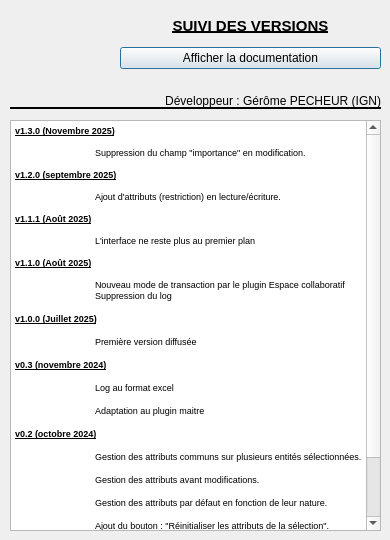
Above: aproposde.ui from IGNF/assistant-route-qgis-plugin before the change. Below: the same form after it.
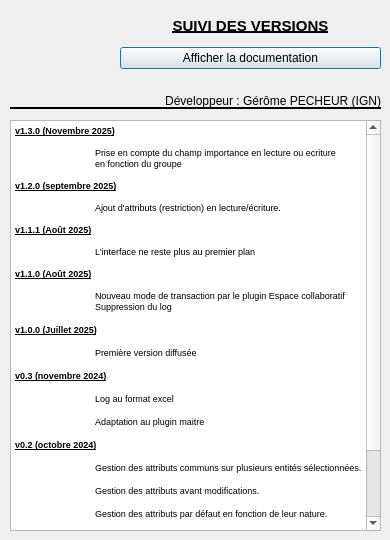
That is the form after the change. Icons and pictures are not drawn.

Commit message: Lecture des attributs éditables ou non (importance) (refs #14)

```diff
--- a/aproposde.ui
+++ b/aproposde.ui
@@ -99,10 +99,11 @@
     <string>&lt;!DOCTYPE HTML PUBLIC &quot;-//W3C//DTD HTML 4.0//EN&quot; &quot;http://www.w3.org/TR/REC-html40/strict.dtd&quot;&gt;
 &lt;html&gt;&lt;head&gt;&lt;meta name=&quot;qrichtext&quot; content=&quot;1&quot; /&gt;&lt;style type=&quot;text/css&quot;&gt;
 p, li { white-space: pre-wrap; }
-&lt;/style&gt;&lt;/head&gt;&lt;body style=&quot; font-family:'MS Shell Dlg 2'; font-size:7.8pt; font-weight:400; font-style:normal;&quot;&gt;
+&lt;/style&gt;&lt;/head&gt;&lt;body style=&quot; font-family:'MS Shell Dlg 2'; font-size:8.25pt; font-weight:400; font-style:normal;&quot;&gt;
 &lt;p style=&quot; margin-top:0px; margin-bottom:0px; margin-left:0px; margin-right:0px; -qt-block-indent:0; text-indent:0px;&quot;&gt;&lt;span style=&quot; font-size:7pt; font-weight:600; text-decoration: underline;&quot;&gt;v1.3.0 (Novembre 2025)&lt;/span&gt;&lt;/p&gt;
 &lt;p style=&quot;-qt-paragraph-type:empty; margin-top:0px; margin-bottom:0px; margin-left:0px; margin-right:0px; -qt-block-indent:0; text-indent:0px; font-size:7pt; font-weight:600; text-decoration: underline;&quot;&gt;&lt;br /&gt;&lt;/p&gt;
-&lt;p style=&quot; margin-top:0px; margin-bottom:0px; margin-left:0px; margin-right:0px; -qt-block-indent:0; text-indent:0px;&quot;&gt;&lt;span style=&quot; font-size:7pt;&quot;&gt;	Suppression du champ &amp;quot;importance&amp;quot; en modification.&lt;/span&gt;&lt;/p&gt;
+&lt;p style=&quot; margin-top:0px; margin-bottom:0px; margin-left:0px; margin-right:0px; -qt-block-indent:0; text-indent:0px;&quot;&gt;&lt;span style=&quot; font-size:7pt;&quot;&gt;	Prise en compte du champ importance en lecture ou ecriture&lt;/span&gt;&lt;/p&gt;
+&lt;p style=&quot; margin-top:0px; margin-bottom:0px; margin-left:0px; margin-right:0px; -qt-block-indent:0; text-indent:0px;&quot;&gt;&lt;span style=&quot; font-size:7pt;&quot;&gt;	en fonction du groupe&lt;/span&gt;&lt;/p&gt;
 &lt;p style=&quot;-qt-paragraph-type:empty; margin-top:0px; margin-bottom:0px; margin-left:0px; margin-right:0px; -qt-block-indent:0; text-indent:0px; font-size:7pt;&quot;&gt;&lt;br /&gt;&lt;/p&gt;
 &lt;p style=&quot; margin-top:0px; margin-bottom:0px; margin-left:0px; margin-right:0px; -qt-block-indent:0; text-indent:0px;&quot;&gt;&lt;span style=&quot; font-size:7pt; font-weight:600; text-decoration: underline;&quot;&gt;v1.2.0 (septembre 2025)&lt;/span&gt;&lt;/p&gt;
 &lt;p style=&quot;-qt-paragraph-type:empty; margin-top:0px; margin-bottom:0px; margin-left:0px; margin-right:0px; -qt-block-indent:0; text-indent:0px; font-size:7pt; font-weight:600; text-decoration: underline;&quot;&gt;&lt;br /&gt;&lt;/p&gt;
```
The commit also changes 3 other files.
